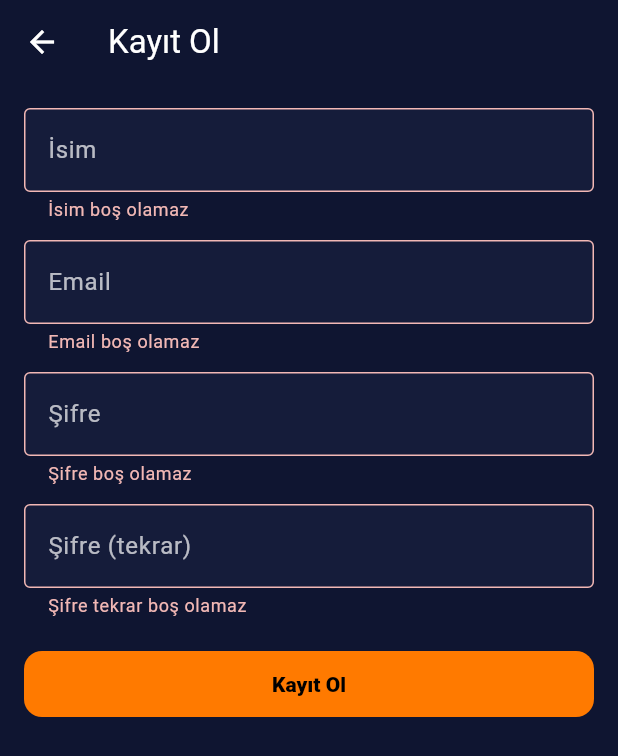
After one commit to osd0211/flutter_application_2, a Flutter app: the SignUpScreen screen opened directly, after a tap on "Kayıt Ol", on a phone screen of 412 x 824 dp. The commit adds this screen. Shown: the top 756 px of the screen. Run offline on Flutter 3.47's test engine with Material 3 defaults, Android fonts, the phone set to English and light mode, and no system bars; our stand-ins replace sqflite, supabase_flutter; accounts and stored records are empty.

Commit message:
Improvment
Adding Sign Up

```diff
--- /dev/null
+++ b/lib/screens/sign_up_screen.dart
@@ -0,0 +1,158 @@
+import 'package:flutter/material.dart';
+import 'package:provider/provider.dart';
+
+import '../services/auth_service.dart';
+import '../ui/app_theme.dart';
+
+class SignUpScreen extends StatefulWidget {
+  const SignUpScreen({super.key});
+
+  @override
+  State<SignUpScreen> createState() => _SignUpScreenState();
+}
+
+class _SignUpScreenState extends State<SignUpScreen> {
+  final _formKey = GlobalKey<FormState>();
+
+  final _nameCtrl = TextEditingController();
+  final _emailCtrl = TextEditingController();
+  final _passCtrl = TextEditingController();
+  final _pass2Ctrl = TextEditingController();
+
+  bool _submitting = false;
+
+  @override
+  void dispose() {
+    _nameCtrl.dispose();
+    _emailCtrl.dispose();
+    _passCtrl.dispose();
+    _pass2Ctrl.dispose();
+    super.dispose();
+  }
+
+  Future<void> _submit() async {
+    if (_submitting) return;
+    if (!_formKey.currentState!.validate()) return;
+
+    setState(() => _submitting = true);
+
+    final auth = context.read<IAuthService>();
+    final name = _nameCtrl.text.trim();
+    final email = _emailCtrl.text.trim();
+    final pass = _passCtrl.text;
+
+    try {
+      await auth.signUp(email, name, pass);
+
+      if (!mounted) return;
+      Navigator.of(context).pop(); // geri dön (artık login)
+    } catch (e) {
+      setState(() => _submitting = false);
+
+      final msg = e.toString().contains('email-already-exists')
+          ? 'Bu email ile zaten bir hesap var.'
+          : 'Kayıt olurken bir hata oluştu.';
+
+      if (!mounted) return;
+      ScaffoldMessenger.of(context).showSnackBar(
+        SnackBar(content: Text(msg)),
+      );
+    }
+  }
+
+  @override
+  Widget build(BuildContext context) {
+    return Scaffold(
+      backgroundColor: AppColors.background,
+      appBar: AppBar(
+        title: const Text('Kayıt Ol'),
+        backgroundColor: AppColors.background,
+      ),
+      body: Padding(
+        padding: const EdgeInsets.all(16),
+        child: Form(
+          key: _formKey,
+          child: ListView(
+            children: [
+              TextFormField(
+                controller: _nameCtrl,
+                decoration: const InputDecoration(
+                  labelText: 'İsim',
+                  border: OutlineInputBorder(),
+                ),
+                validator: (v) {
+                  if (v == null || v.trim().isEmpty) {
+                    return 'İsim boş olamaz';
+                  }
+                  return null;
+                },
+              ),
+              const SizedBox(height: 12),
+              TextFormField(
+                controller: _emailCtrl,
+                decoration: const InputDecoration(
+                  labelText: 'Email',
+                  border: OutlineInputBorder(),
+                ),
+                keyboardType: TextInputType.emailAddress,
+                validator: (v) {
+                  if (v == null || v.trim().isEmpty) {
+                    return 'Email boş olamaz';
+                  }
+                  if (!v.contains('@')) {
+                    return 'Geçerli bir email gir';
+                  }
+                  return null;
+                },
+              ),
+              const SizedBox(height: 12),
+              TextFormField(
+                controller: _passCtrl,
+                decoration: const InputDecoration(
+                  labelText: 'Şifre',
+                  border: OutlineInputBorder(),
+                ),
+                obscureText: true,
+                validator: (v) {
+                  if (v == null || v.isEmpty) {
+                    return 'Şifre boş olamaz';
+                  }
+                  if (v.length < 4) {
+                    return 'Şifre en az 4 karakter olmalı';
+                  }
+                  return null;
+                },
+              ),
+              const SizedBox(height: 12),
+              TextFormField(
+                controller: _pass2Ctrl,
+                decoration: const InputDecoration(
+                  labelText: 'Şifre (tekrar)',
+                  border: OutlineInputBorder(),
+                ),
+                obscureText: true,
+                validator: (v) {
+                  if (v == null || v.isEmpty) {
+                    return 'Şifre tekrar boş olamaz';
+                  }
+                  if (v != _passCtrl.text) {
+                    return 'Şifreler aynı değil';
+                  }
+                  return null;
+                },
+              ),
+              const SizedBox(height: 20),
+              SizedBox(
+                width: double.infinity,
+                child: FilledButton(
+                  onPressed: _submitting ? null : _submit,
+                  child: Text(_submitting ? 'Kaydediliyor...' : 'Kayıt Ol'),
+                ),
+              ),
+            ],
+          ),
+        ),
+      ),
+    );
+  }
+}
--- a/lib/services/auth_service.dart
+++ b/lib/services/auth_service.dart
@@ -6,14 +6,16 @@ import 'database_service.dart';
 
 /// Auth servis arayüzü
 abstract class IAuthService {
-  int? get currentUserId;   // DB'deki users.id
+  int? get currentUserId;      // DB'deki users.id
   String? get currentUserRole; // 'admin' / 'user'
 
-  String? get currentUserName;   // eklendi
-  String? get currentUserEmail;  // eklendi
+  String? get currentUserName;
+  String? get currentUserEmail;
 
   Future<void> signIn(String email, String password);
   Future<void> signOut();
+
+  Future<void> signUp(String email, String name, String password);
 }
 
 /// SQLite tabanlı auth servisi
@@ -22,7 +24,6 @@ class AuthServiceDb implements IAuthService {
   String? _role;
   String? _name;
   String? _email;
-
 
   @override
   int? get currentUserId => _userId;
@@ -66,10 +67,20 @@ class AuthServiceDb implements IAuthService {
   Future<void> signOut() async {
     _userId = null;
     _role = null;
+    _name = null;
+    _email = null;
   }
 
+  @override
+  Future<void> signUp(String email, String name, String password) async {
+    // Yeni kullanıcıyı DB'ye ekle
+    await DatabaseService.createUser(
+      email: email,
+      name: name,
+      password: password,
+    );
 
-
-
-
+    // Kayıttan sonra otomatik giriş yap
+    await signIn(email, password);
+  }
 }
--- a/lib/services/database_service.dart
+++ b/lib/services/database_service.dart
@@ -258,6 +258,40 @@ class DatabaseService {
     return db.rawQuery(sql, matchIds);
   }
 
+  // ---------------------------------------------------------------------------
+  // USERS helper'ı: yeni kullanıcı oluşturma
+  // ---------------------------------------------------------------------------
+
+  static Future<int> createUser({
+    required String email,
+    required String name,
+    required String password,
+  }) async {
+    final db = await database;
+
+    final normalizedEmail = email.trim().toLowerCase();
+
+    // Check if email already exists
+    final existing = await db.query(
+      'users',
+      where: 'LOWER(email) = ?',
+      whereArgs: [normalizedEmail],
+      limit: 1,
+    );
+
+    if (existing.isNotEmpty) {
+      throw Exception('email-already-exists');
+    }
+
+    final id = await db.insert('users', {
+      'email': normalizedEmail,
+      'name': name.trim(),
+      'password': password, // for demo; production would hash
+      'role': 'user',
+    });
+
+    return id;
+  }
 
 
 
```
Also changed, not shown: lib/screens/auth/login_screen.dart (+14 -0 lines), lib/screens/challenges_screen.dart (+26 -1 lines).
